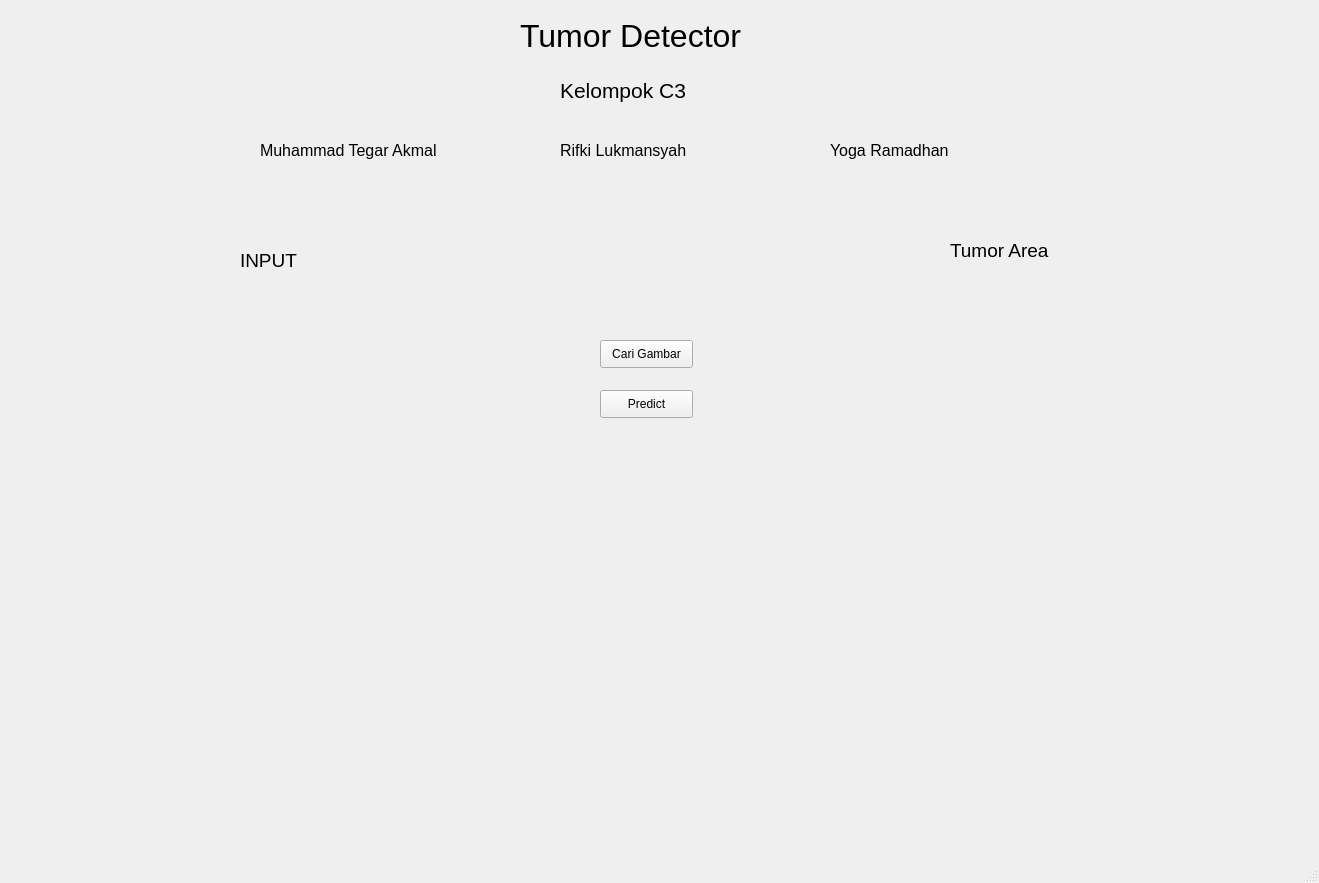
This is gui.ui in tegar97/brain-tumor-detection as Qt 5 draws it before an edit. The edited form follows.
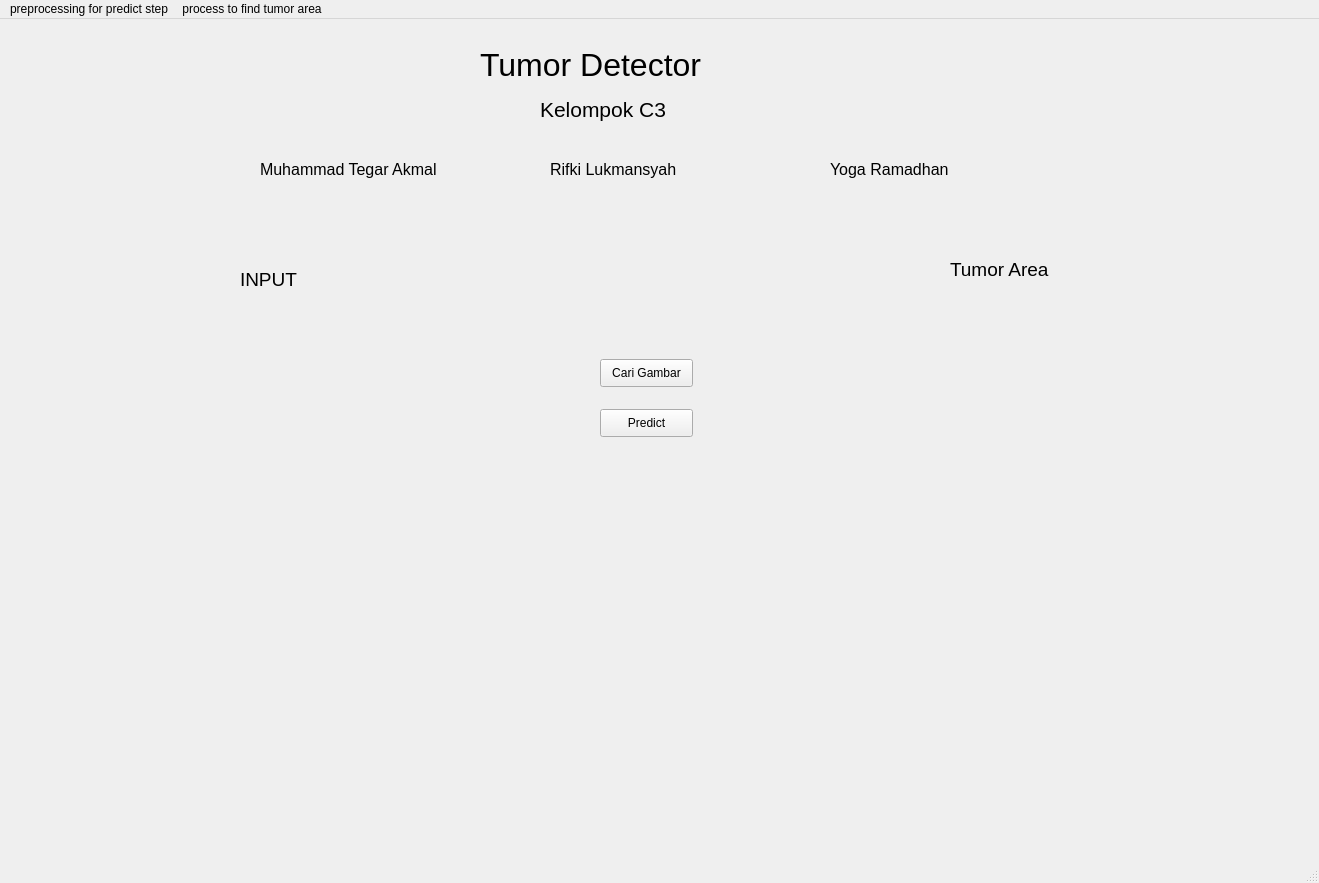
This is the edited form.

What changed in the file:
```diff
--- a/gui.ui
+++ b/gui.ui
@@ -20,8 +20,8 @@
    <widget class="QLabel" name="label">
     <property name="geometry">
      <rect>
-      <x>520</x>
-      <y>10</y>
+      <x>480</x>
+      <y>20</y>
       <width>341</width>
       <height>51</height>
      </rect>
@@ -147,7 +147,7 @@
    <widget class="QLabel" name="label_4">
     <property name="geometry">
      <rect>
-      <x>560</x>
+      <x>540</x>
       <y>70</y>
       <width>141</width>
       <height>41</height>
@@ -183,7 +183,7 @@
    <widget class="QLabel" name="label_6">
     <property name="geometry">
      <rect>
-      <x>560</x>
+      <x>550</x>
       <y>130</y>
       <width>191</width>
       <height>41</height>
@@ -226,6 +226,31 @@
      <height>21</height>
     </rect>
    </property>
+   <widget class="QMenu" name="menupreprocessing_for_predict_step">
+    <property name="title">
+     <string>preprocessing for predict step</string>
+    </property>
+    <addaction name="actionTransform_to_grayscale"/>
+    <addaction name="actionapply_gaussian"/>
+    <addaction name="actionapply_thresholding"/>
+    <addaction name="actionapply_eroded"/>
+    <addaction name="actionapply_dilated"/>
+    <addaction name="actionfind_contours"/>
+   </widget>
+   <widget class="QMenu" name="menuprocess_to_ofind_tumoor_area">
+    <property name="title">
+     <string>process to find tumor area</string>
+    </property>
+    <addaction name="actionTransform_to_grayscale_2"/>
+    <addaction name="actionApply_tresholding"/>
+    <addaction name="actionApply_morphology"/>
+    <addaction name="actionApply_dilate"/>
+    <addaction name="actiondinf_foreground_area"/>
+    <addaction name="actionfind_uknown_region"/>
+    <addaction name="actionmark_the_region_of_unknown_with_zero"/>
+   </widget>
+   <addaction name="menupreprocessing_for_predict_step"/>
+   <addaction name="menuprocess_to_ofind_tumoor_area"/>
   </widget>
   <widget class="QStatusBar" name="statusbar"/>
  </widget>
```
Left out of the diff: 75 changed lines with no effect on the pictures.
